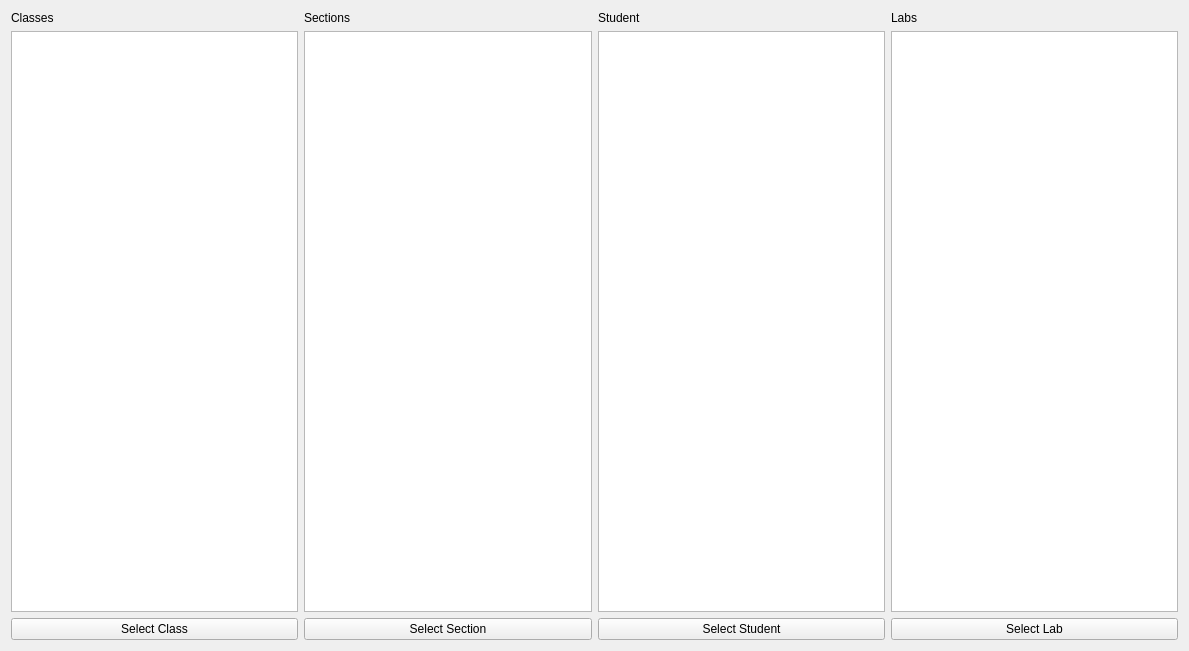
First picture: the form in repo_project/selectiongui/selectiongui.ui, repository tokorealand/CS205, before the edit.
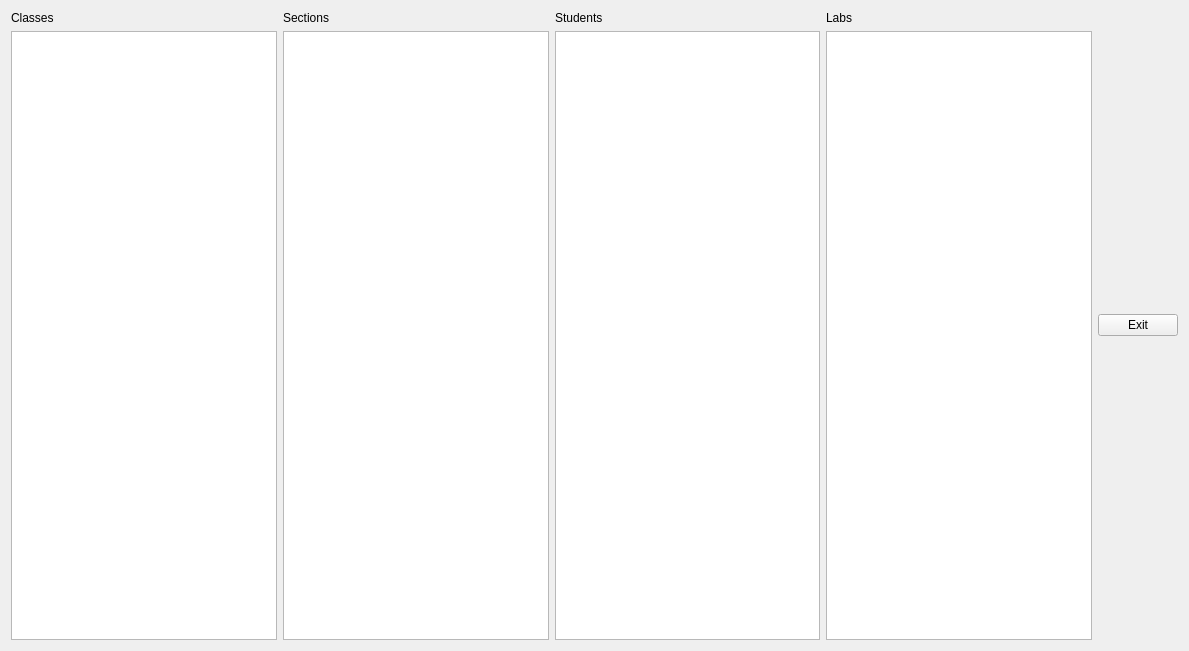
Second picture: the form after the edit.

Commit message: Selection gui finished

```diff
--- a/repo_project/selectiongui/selectiongui.ui
+++ b/repo_project/selectiongui/selectiongui.ui
@@ -26,13 +26,6 @@
      <item>
       <widget class="QListWidget" name="classlist"/>
      </item>
-     <item>
-      <widget class="QPushButton" name="cs">
-       <property name="text">
-        <string>Select Class</string>
-       </property>
-      </widget>
-     </item>
     </layout>
    </item>
    <item>
@@ -47,13 +40,6 @@
      <item>
       <widget class="QListWidget" name="sectionlist"/>
      </item>
-     <item>
-      <widget class="QPushButton" name="ss">
-       <property name="text">
-        <string>Select Section</string>
-       </property>
-      </widget>
-     </item>
     </layout>
    </item>
    <item>
@@ -61,20 +47,13 @@
      <item>
       <widget class="QLabel" name="student">
        <property name="text">
-        <string>Student</string>
+        <string>Students</string>
        </property>
       </widget>
      </item>
      <item>
       <widget class="QListWidget" name="studenlist"/>
      </item>
-     <item>
-      <widget class="QPushButton" name="sts">
-       <property name="text">
-        <string>Select Student</string>
-       </property>
-      </widget>
-     </item>
     </layout>
    </item>
    <item>
@@ -89,15 +68,15 @@
      <item>
       <widget class="QListWidget" name="lablist"/>
      </item>
-     <item>
-      <widget class="QPushButton" name="ls">
-       <property name="text">
-        <string>Select Lab</string>
-       </property>
-      </widget>
-     </item>
     </layout>
    </item>
+   <item>
+    <widget class="QPushButton" name="pushButton">
+     <property name="text">
+      <string>Exit</string>
+     </property>
+    </widget>
+   </item>
   </layout>
   <zorder>classlist</zorder>
   <zorder>sectionlist</zorder>
```
Left out of the diff: 9 changed lines with no effect on the pictures. The commit also changes 5 other files.
